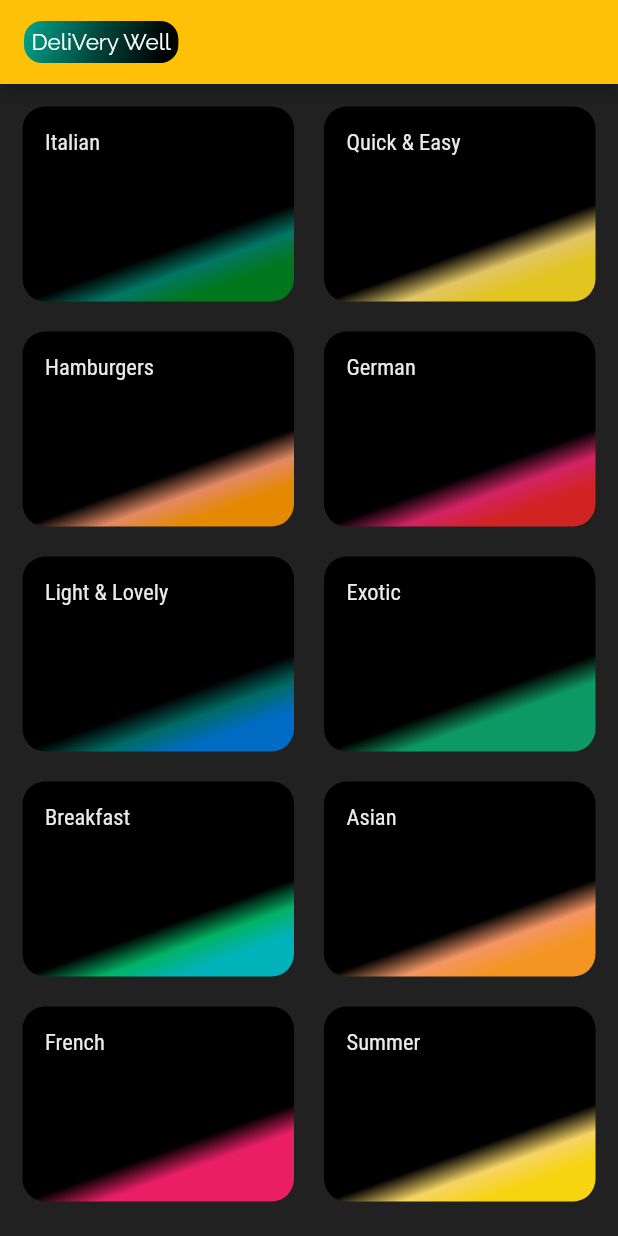
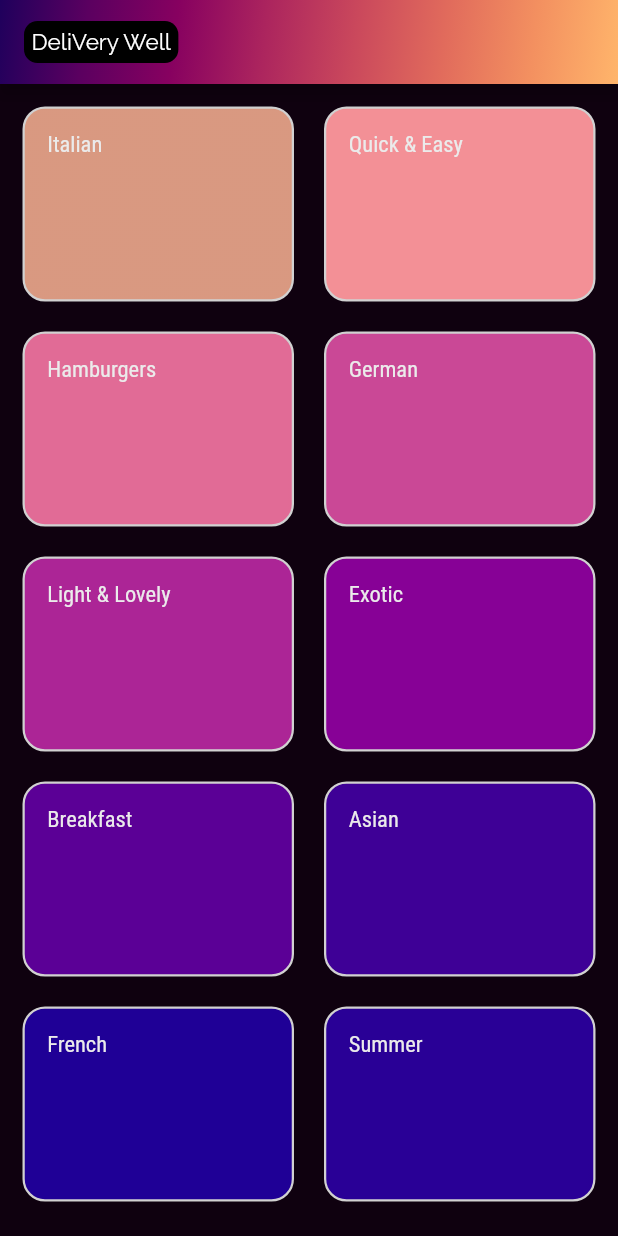
Before and after one commit to Zhenya-Mykhalskyi/DeliVery-Well-App, a Flutter app: the screen it shows after launch, on a phone screen of 412 x 824 dp. Run offline on Flutter 3.47's test engine with Material 2 defaults, Android fonts, the phone set to English and light mode, and no system bars.

Commit message:
create meal.item (cards), change design

```diff
--- a/lib/dummy_data.dart
+++ b/lib/dummy_data.dart
@@ -7,52 +7,52 @@ const DUMMY_CATEGORIES = const [
   Category(
     id: 'c1',
     title: 'Italian',
-    color: Color.fromARGB(255, 1, 119, 29),
+    color: Color.fromARGB(215, 255, 181, 107),
   ),
   Category(
     id: 'c2',
     title: 'Quick & Easy',
-    color: Color.fromARGB(255, 226, 197, 31),
+    color: Color(0xfff39060),
   ),
   Category(
     id: 'c3',
     title: 'Hamburgers',
-    color: Color.fromARGB(255, 228, 137, 0),
+    color: Color(0xffe16b5c),
   ),
   Category(
     id: 'c4',
     title: 'German',
-    color: Color.fromARGB(255, 210, 35, 35),
+    color: Color(0xffca485c),
   ),
   Category(
     id: 'c5',
     title: 'Light & Lovely',
-    color: Color.fromARGB(255, 0, 107, 195),
+    color: Color(0xffac255e),
   ),
   Category(
     id: 'c6',
     title: 'Exotic',
-    color: Color.fromARGB(255, 13, 153, 104),
+    color: Color(0xff870160),
   ),
   Category(
     id: 'c7',
     title: 'Breakfast',
-    color: Color.fromARGB(255, 2, 178, 187),
+    color: Color(0xff5b0060),
   ),
   Category(
     id: 'c8',
     title: 'Asian',
-    color: Color.fromARGB(255, 244, 149, 33),
+    color: Color.fromARGB(255, 62, 0, 96),
   ),
   Category(
     id: 'c9',
     title: 'French',
-    color: Colors.pink,
+    color: Color(0xff1f005c),
   ),
   Category(
     id: 'c10',
     title: 'Summer',
-    color: Color.fromARGB(255, 246, 212, 16),
+    color: Color.fromARGB(255, 41, 0, 35),
   ),
 ];
 
--- a/lib/main.dart
+++ b/lib/main.dart
@@ -18,7 +18,7 @@ class MyApp extends StatelessWidget {
         // ),
         primarySwatch: Colors.amber,
         accentColor: Colors.amber,
-        canvasColor: Colors.grey[900],
+        canvasColor: Color.fromARGB(255, 15, 1, 15),
 
         fontFamily: 'Raleway',
         textTheme: ThemeData.light().textTheme.copyWith(
--- a/lib/screens/categories_screen.dart
+++ b/lib/screens/categories_screen.dart
@@ -8,29 +8,28 @@ class CategoriesScreen extends StatelessWidget {
   Widget build(BuildContext context) {
     return Scaffold(
       appBar: AppBar(
+          flexibleSpace: Container(
+            decoration: const BoxDecoration(
+              gradient: LinearGradient(
+                  begin: Alignment.topLeft,
+                  end: Alignment.bottomRight,
+                  colors: <Color>[
+                    Color(0xff1f005c),
+                    Color(0xff5b0060),
+                    Color(0xff870160),
+                    Color(0xffac255e),
+                    Color(0xffca485c),
+                    Color(0xffe16b5c),
+                    Color(0xfff39060),
+                    Color(0xffffb56b),
+                  ]),
+            ),
+          ),
           title: Container(
             padding: EdgeInsets.all(5),
             decoration: BoxDecoration(
-          borderRadius: BorderRadius.circular(12),
-          gradient: LinearGradient(
-            begin: Alignment.topLeft,
-            end: Alignment(0.8, 1),
-            colors: <Color>[
-              //   Color(0xff1f005c),
-              //   Color(0xff5b0060),
-              //   Color(0xff870160),
-              //   Color(0xffac255e),
-              //   Color(0xffca485c),
-              //   Color(0xffe16b5c),
-              //   Color(0xfff39060),
-              //   Color(0xffffb56b),
-
-              Color.fromARGB(255, 0, 165, 140),
-              Color.fromARGB(255, 0, 75, 64),
-              Color.fromARGB(255, 0, 0, 0),
-            ], // Gradient from https://learnui.design/tools/gradient-generator.html
-            tileMode: TileMode.mirror,
-          ),
+              borderRadius: BorderRadius.circular(9),
+              color: Colors.black,
             ),
             child: const Text(
               'DeliVery Well',
--- a/lib/widgets/category_item.dart
+++ b/lib/widgets/category_item.dart
@@ -36,16 +36,17 @@ class CategoryItem extends StatelessWidget {
           gradient: LinearGradient(
             colors: <Color>[
               color,
-              color,
-              color,
-              color.withBlue(100),
-              Colors.black,
+              color.withBlue(150),
             ],
-            begin: Alignment(1.26, 1),
+            begin: Alignment(8, 1.3),
 
             // end: Alignment.bottomCenter,
           ),
           borderRadius: BorderRadius.circular(15),
+          border: Border.all(
+            color: Color.fromARGB(255, 209, 209, 209),
+            width: 1.5,
+          ),
         ),
       ),
     );
```
Also changed, not shown: lib/screens/category_meals_screen.dart (+7 -11 lines), lib/widgets/meal_item.dart (+140 -0 lines). Lines whose indentation alone changed are shown as unchanged.
